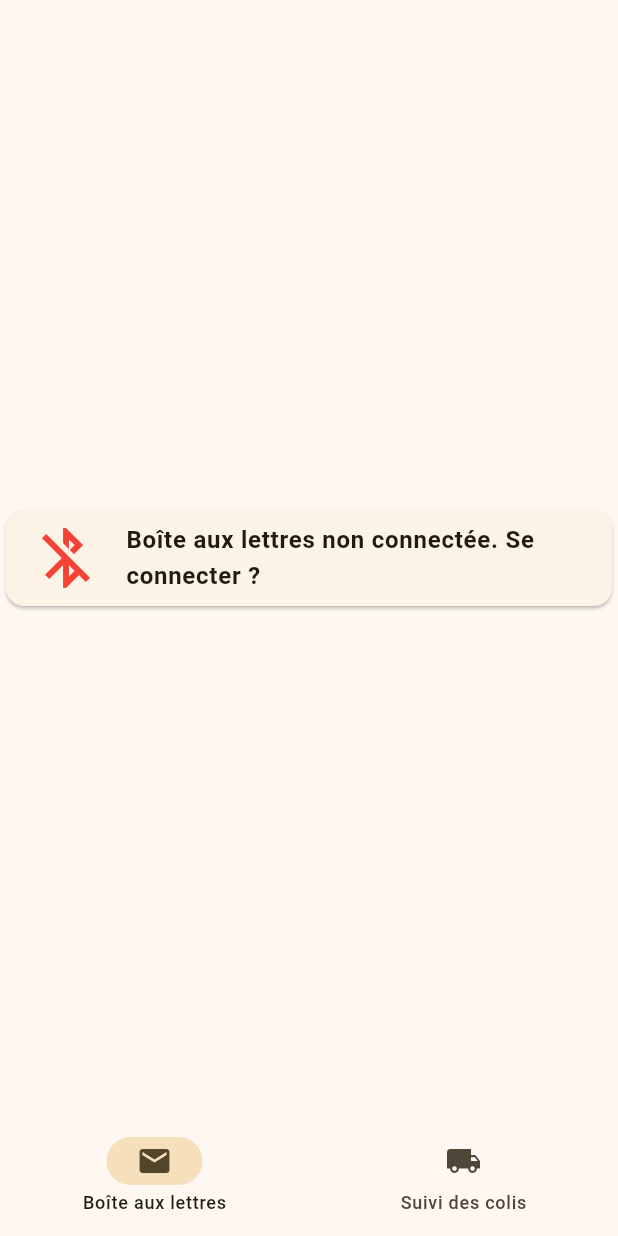
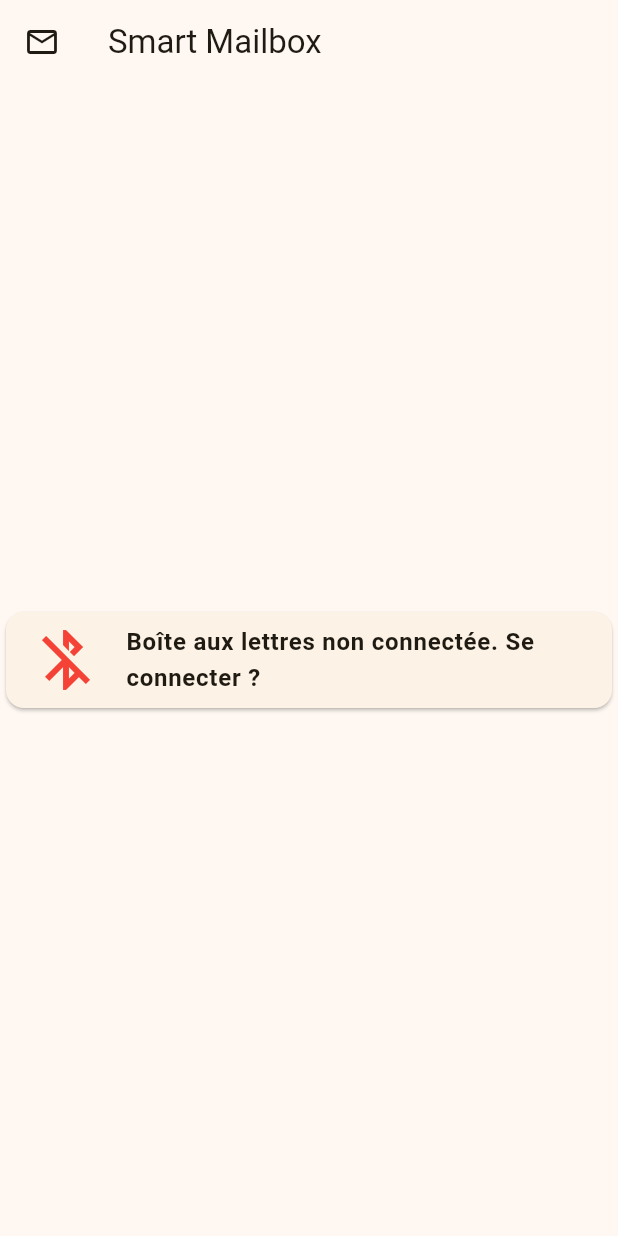
Before and after one commit to tachard/smart_mailbox, a Flutter app: the screen it shows after launch, on a phone screen of 412 x 824 dp. Run offline on Flutter 3.47's test engine with Material 2 defaults, Android fonts, the phone set to English and light mode, and no system bars; our stand-ins replace permission_handler; missing offline and left inert: flutter_reactive_ble.

Commit message:
Idea of La Poste removed

```diff
--- a/lib/main.dart
+++ b/lib/main.dart
@@ -1,9 +1,8 @@
 import 'package:flutter/material.dart';
 import 'screens/smart_mailbox.dart';
-import 'screens/la_poste_api.dart';
 
 //Root of the app
-void main() => runApp(SmartMailboxApp());
+void main() => runApp(const SmartMailboxApp());
 
 class SmartMailboxApp extends StatelessWidget {
   const SmartMailboxApp({super.key});
@@ -15,75 +14,17 @@ class SmartMailboxApp extends StatelessWidget {
     return MaterialApp(
         title: 'Smart Mailbox',
         debugShowCheckedModeBanner:
-            false, //By default, show a debug banner. It's now disabled
+            false, //By default, show a debug banner. It's now disabled.
         theme: ThemeData(
             //Basics design rules applied to whole app
             useMaterial3: true, //Most recent Material version
             colorScheme: ColorScheme.fromSeed(
                 seedColor: Colors.amber)), //Generate a palette based on a color
-        home: SafeArea(
-          // SafeArea protect overflow with hardware constraints (status bar ...)
-          child: BottomNavBar(),
+        home: Scaffold(
+          appBar: AppBar(
+              leading: const Icon(Icons.mail_outline),
+              title: const Text("Smart Mailbox")),
+          body: const SmartMailBox(),
         ));
   }
 }
-
-// Whole screen size widget with a bottom navbar and the screen chosen with the nav bar
-class BottomNavBar extends StatefulWidget {
-  const BottomNavBar({super.key});
-
-  @override
-  State<BottomNavBar> createState() => _BottomNavBarState();
-}
-
-class _BottomNavBarState extends State<BottomNavBar> {
-  // State variables of the widget
-  int currentPageIndex = 0;
-
-  @override
-  Widget build(BuildContext context) {
-    //Use theme defined before
-    var theme = Theme.of(context);
-    Widget page;
-
-    // Display screen depending on what user chose
-    switch (currentPageIndex) {
-      case 0:
-        page = SmartMailBox();
-        break;
-      case 1:
-        page = LaPosteApi();
-        break;
-      default:
-        throw UnimplementedError("A page with this value is not implemented");
-    }
-
-    // Scaffold is a multipurpose Widget, that can include a bottom navbar
-    return Scaffold(
-      bottomNavigationBar: NavigationBar(
-        backgroundColor: theme.colorScheme.surface,
-        // When user clicks, compute what to do
-        onDestinationSelected: (int index) {
-          //setState allows modifying state variables and recompute the StatefulWidget
-          setState(() {
-            currentPageIndex = index;
-          });
-        },
-        selectedIndex: currentPageIndex,
-        // All available screens with a label and an icon
-        destinations: const <Widget>[
-          NavigationDestination(
-            icon: Icon(Icons.mail),
-            label: 'Boîte aux lettres',
-          ),
-          NavigationDestination(
-            icon: Icon(Icons.local_shipping),
-            label: 'Suivi des colis',
-          ),
-        ],
-      ),
-      // Display the chosen screen
-      body: page,
-    );
-  }
-}
--- a/lib/screens/la_poste_api.dart
+++ /dev/null
@@ -1,12 +0,0 @@
-// La Poste API screens, will surely be deleted later
-import 'package:flutter/material.dart';
-
-class LaPosteApi extends StatelessWidget {
-  @override
-  Widget build(BuildContext context) {
-    return Column(
-      mainAxisAlignment: MainAxisAlignment.center,
-      children: [Center(child: Text("API La Poste"))],
-    );
-  }
-}
```
